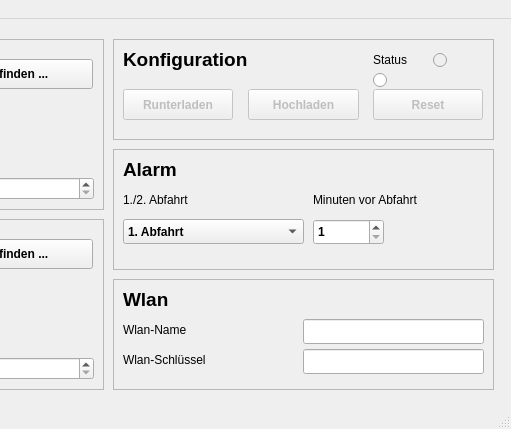
derkoncken/nixie_fahrplanauskunft, file tt_config/assets/GUI.ui: the form before one commit; both pictures show x 287 to 798 and y 0 to 429 of the 798 by 429 pixel window.
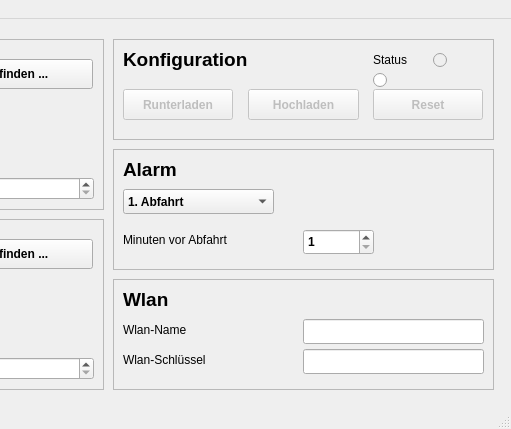
The form after the commit.

The edit to the form file:
```diff
--- a/tt_config/assets/GUI.ui
+++ b/tt_config/assets/GUI.ui
@@ -202,30 +202,11 @@
       <string>Alarm</string>
      </property>
     </widget>
-    <widget class="QLabel" name="textlabel_15">
-     <property name="geometry">
-      <rect>
-       <x>10</x>
-       <y>40</y>
-       <width>111</width>
-       <height>21</height>
-      </rect>
-     </property>
-     <property name="font">
-      <font>
-       <weight>50</weight>
-       <bold>false</bold>
-      </font>
-     </property>
-     <property name="text">
-      <string>1./2. Abfahrt</string>
-     </property>
-    </widget>
     <widget class="QLabel" name="textlabel_16">
      <property name="geometry">
       <rect>
-       <x>200</x>
-       <y>40</y>
+       <x>10</x>
+       <y>80</y>
        <width>161</width>
        <height>21</height>
       </rect>
@@ -243,8 +224,8 @@
     <widget class="QSpinBox" name="spinBox_6">
      <property name="geometry">
       <rect>
-       <x>200</x>
-       <y>70</y>
+       <x>190</x>
+       <y>80</y>
        <width>71</width>
        <height>26</height>
       </rect>
@@ -260,8 +241,8 @@
      <property name="geometry">
       <rect>
        <x>10</x>
-       <y>70</y>
-       <width>181</width>
+       <y>40</y>
+       <width>151</width>
        <height>25</height>
       </rect>
      </property>
```
